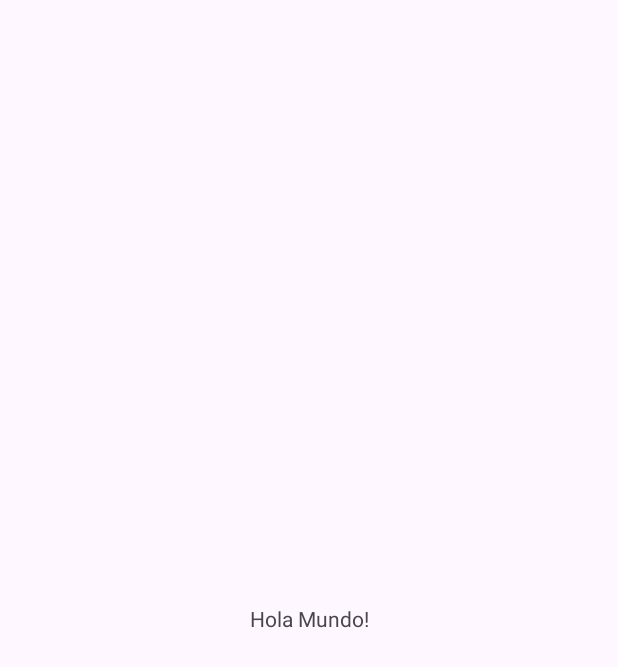
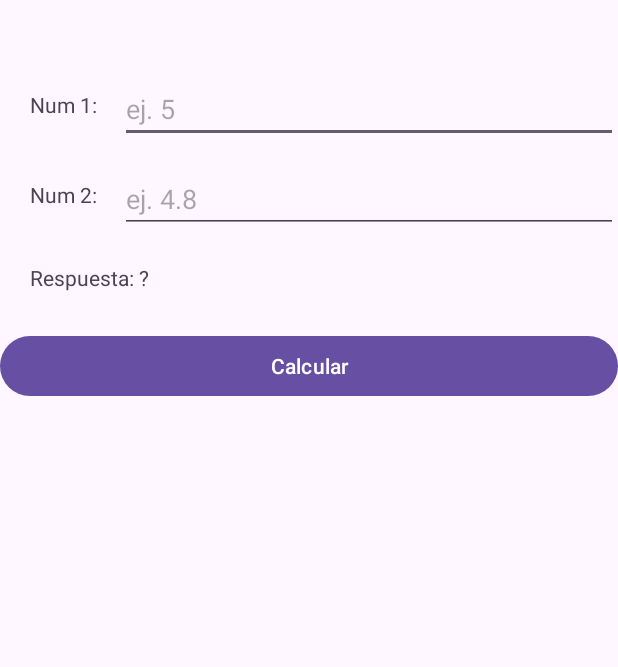
Before and after one commit to valen500/semi-prograll-2025, an Android app: the screen it shows after launch (MainActivity), on a phone screen of 412 x 824 dp. Before the commit the part shown is almost empty. Shown: the top 667 px of the screen. Run offline under Robolectric (Android 15) with nearby library versions, the phone set to English and light mode, and no system bars.

Commit message:
creacion de la calculadora de suma

```diff
--- a/app/src/main/java/com/example/miprimeraaplicacion/MainActivity.java
+++ b/app/src/main/java/com/example/miprimeraaplicacion/MainActivity.java
@@ -1,18 +1,33 @@
 package com.example.miprimeraaplicacion;
 
 import android.os.Bundle;
+import android.view.View;
+import android.widget.Button;
+import android.widget.TextView;
 
 import androidx.activity.EdgeToEdge;
 import androidx.appcompat.app.AppCompatActivity;
-import androidx.core.graphics.Insets;
-import androidx.core.view.ViewCompat;
-import androidx.core.view.WindowInsetsCompat;
+        import androidx.core.view.WindowInsetsCompat;
 
 public class MainActivity extends AppCompatActivity {
-
+    Button btn;
+    TextView tempVal;
     @Override
     protected void onCreate(Bundle savedInstanceState) {
         super.onCreate(savedInstanceState);
         setContentView(R.layout.activity_main);
+        btn = findViewById(R.id.btnCalcular);
+        btn.setOnClickListener(new View.OnClickListener() {
+            @Override
+            public void onClick(View v) {
+                tempVal = findViewById(R.id.txtNum1);
+                double num1 = Double.parseDouble(tempVal.getText().toString());
+                tempVal = findViewById(R.id.txtNum2);
+                double num2 = Double.parseDouble(tempVal.getText().toString());
+                double respuesta = num1 + num2;
+                tempVal = findViewById(R.id.lblRespuesta);
+                tempVal.setText("Respuesta: "+ respuesta);
+            }
+        });
     }
 }
--- a/app/src/main/res/layout/activity_main.xml
+++ b/app/src/main/res/layout/activity_main.xml
@@ -1,5 +1,5 @@
 <?xml version="1.0" encoding="utf-8"?>
-<androidx.constraintlayout.widget.ConstraintLayout xmlns:android="http://schemas.android.com/apk/res/android"
+<RelativeLayout xmlns:android="http://schemas.android.com/apk/res/android"
     xmlns:app="http://schemas.android.com/apk/res-auto"
     xmlns:tools="http://schemas.android.com/tools"
     android:id="@+id/main"
@@ -7,13 +7,58 @@
     android:layout_height="match_parent"
     tools:context=".MainActivity">
 
+    <!-- Etiqueta Num1 -->
     <TextView
+        android:id="@+id/lblNum1"
+        android:text="Num 1:"
+        android:layout_marginTop="60dp"
+        android:layout_marginLeft="20dp"
+        android:layout_width="wrap_content"
+        android:layout_height="wrap_content"/>
+
+    <!-- Campo de texto Num1 -->
+    <EditText
+        android:id="@+id/txtNum1"
+        android:hint="ej. 5"
+        android:layout_marginTop="50dp"
+        android:layout_marginLeft="80dp"
+        android:layout_width="match_parent"
+        android:layout_height="wrap_content"/>
+
+    <!-- Etiqueta Num2 -->
+    <TextView
+        android:id="@+id/lblNum2"
+        android:text="Num 2:"
+        android:layout_marginTop="120dp"
+        android:layout_marginLeft="20dp"
+        android:layout_width="wrap_content"
+        android:layout_height="wrap_content"/>
+
+    <!-- Campo de texto Num2 -->
+    <EditText
+        android:id="@+id/txtNum2"
+        android:hint="ej. 4.8"
+        android:layout_marginTop="110dp"
+        android:layout_marginLeft="80dp"
+        android:layout_width="match_parent"
+        android:layout_height="wrap_content"/>
+
+
+    <!-- Etiqueta Respuesta -->
+    <TextView
+        android:id="@+id/lblRespuesta"
         android:layout_width="wrap_content"
         android:layout_height="wrap_content"
-        android:text="Hola Mundo!"
-        app:layout_constraintBottom_toBottomOf="parent"
-        app:layout_constraintEnd_toEndOf="parent"
-        app:layout_constraintStart_toStartOf="parent"
-        app:layout_constraintTop_toTopOf="parent" />
+        android:layout_marginLeft="20dp"
+        android:layout_below="@id/txtNum2"
+        android:layout_marginTop="20dp"
+        android:text="Respuesta: ?" />
 
-</androidx.constraintlayout.widget.ConstraintLayout>
+    <!-- Botón Calcular -->
+    <Button
+        android:id="@+id/btnCalcular"
+        android:layout_marginTop="220dp"
+        android:text="Calcular"
+        android:layout_width="match_parent"
+        android:layout_height="wrap_content"/>
+</RelativeLayout>
```
